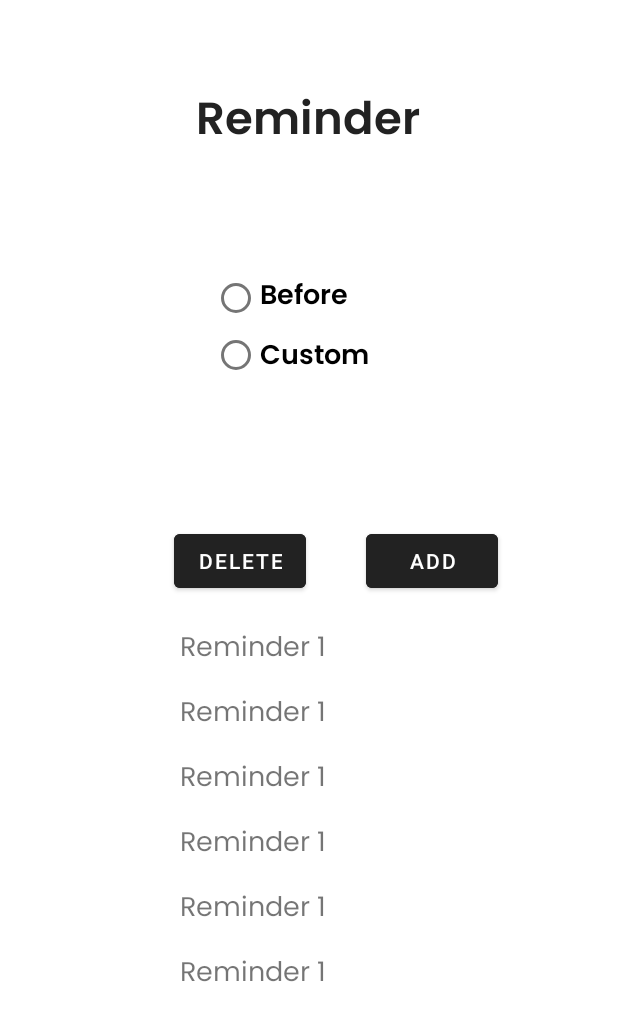
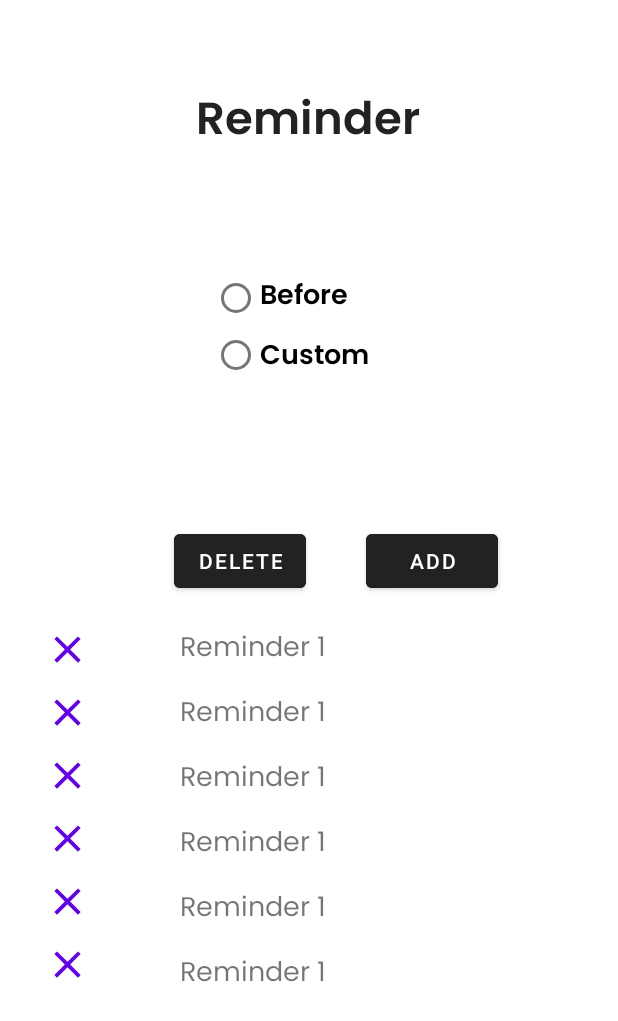
Before and after one commit to julykaniuk/seven-app, an Android app: the layout activity_reminder.xml on its own in the app's theme, with its tools: preview values and no code run, on a phone screen of 412 x 824 dp. Shown: the top 1021 px of the screen. Run offline under Robolectric (Android 15) with nearby library versions, the phone set to English and light mode, and no system bars.

Commit message:
Вирішення багу з не відображенням активності для додавання нагадувань

```diff
--- a/app/src/main/java/com/example/sevenapp/Reminder.java
+++ b/app/src/main/java/com/example/sevenapp/Reminder.java
@@ -44,6 +44,7 @@ public class Reminder extends AppCompatActivity implements DatePickerDialog.OnDa
     private EditText amountET;
     private Button addButton, deleteButton, clearButton1, clearButton2, clearButton3, clearButton4,
             clearButton5, clearButton6;
+
     private TextView reminder1, reminder2, reminder3, reminder4, reminder5, reminder6;
     private RadioGroup reminderRG;
     private RadioButton reminderRB;
--- a/app/src/main/res/layout/activity_reminder.xml
+++ b/app/src/main/res/layout/activity_reminder.xml
@@ -185,7 +185,7 @@
             android:onClick="reminderCheck"/>
     </RadioGroup>
 
-    <ImageButton
+    <Button
         android:id="@+id/clearButton1"
         android:layout_width="30dp"
         android:layout_height="30dp"
@@ -196,7 +196,7 @@
         app:layout_constraintStart_toStartOf="parent"
         app:layout_constraintTop_toBottomOf="@+id/deleteButton" />
 
-    <ImageButton
+    <Button
         android:id="@+id/clearButton6"
         android:layout_width="30dp"
         android:layout_height="30dp"
@@ -207,7 +207,7 @@
         app:layout_constraintStart_toStartOf="parent"
         app:layout_constraintTop_toBottomOf="@+id/clearButton5" />
 
-    <ImageButton
+    <Button
         android:id="@+id/clearButton5"
         android:layout_width="30dp"
         android:layout_height="30dp"
@@ -218,7 +218,7 @@
         app:layout_constraintStart_toStartOf="parent"
         app:layout_constraintTop_toBottomOf="@+id/clearButton4" />
 
-    <ImageButton
+    <Button
         android:id="@+id/clearButton4"
         android:layout_width="30dp"
         android:layout_height="30dp"
@@ -229,7 +229,7 @@
         app:layout_constraintStart_toStartOf="parent"
         app:layout_constraintTop_toBottomOf="@+id/clearButton3" />
 
-    <ImageButton
+    <Button
         android:id="@+id/clearButton3"
         android:layout_width="30dp"
         android:layout_height="30dp"
@@ -240,7 +240,7 @@
         app:layout_constraintStart_toStartOf="parent"
         app:layout_constraintTop_toBottomOf="@+id/clearButton2" />
 
-    <ImageButton
+    <Button
         android:id="@+id/clearButton2"
         android:layout_width="30dp"
         android:layout_height="30dp"
```
